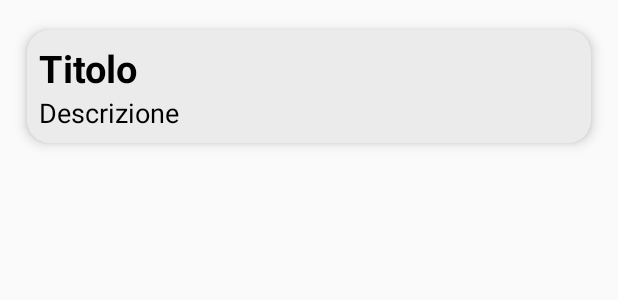
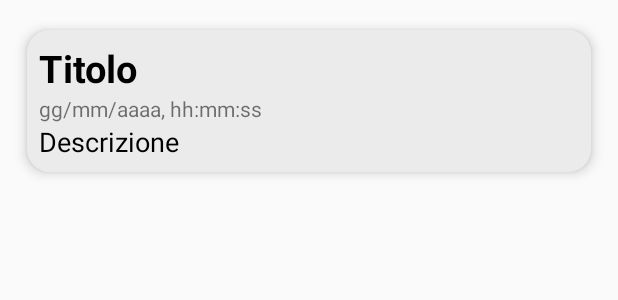
Before and after one commit to nico9779/ProgettoESP, an Android app: the layout note_item.xml on its own in the app's theme, with its tools: preview values and no code run, on a phone screen of 412 x 824 dp. Shown: the top 300 px of the screen. Run offline under Robolectric (Android 15) with nearby library versions, the phone set to English and light mode, and no system bars.

Commit message:
non funziona ancora ma ci siamo molto vicini
devo far funzionare il metodo onCreate()

```diff
--- a/app/src/main/java/it/gliandroidiani/progettoesp/AppDatabase.java
+++ b/app/src/main/java/it/gliandroidiani/progettoesp/AppDatabase.java
@@ -10,7 +10,7 @@ Questa classe descrive il database dell'applicazione.
 Implementa il design pattern singleton.
  */
 
-@Database(entities = {Alarm.class, Note.class}, version = 1)
+@Database(entities = {Alarm.class, Note.class}, version = 2)
 @TypeConverters(Converter.class)
 public abstract class AppDatabase extends android.arch.persistence.room.RoomDatabase {
 
--- a/app/src/main/res/layout/fragment_note.xml
+++ b/app/src/main/res/layout/fragment_note.xml
@@ -29,8 +29,8 @@
 
     <TextView
         android:id="@+id/starting_string_note"
-        android:layout_width="wrap_content"
-        android:layout_height="wrap_content"
+        android:layout_width="23dp"
+        android:layout_height="23dp"
         android:layout_centerInParent="true"
         android:gravity="center"
         android:padding="25dp"
--- a/app/src/main/res/layout/note_item.xml
+++ b/app/src/main/res/layout/note_item.xml
@@ -26,17 +26,26 @@
             android:textSize="25sp"
             android:textStyle="bold" />
 
+
         <TextView
             android:id="@+id/note_description_item"
             android:layout_width="wrap_content"
             android:layout_height="wrap_content"
-            android:layout_below="@id/note_title_item"
+            android:layout_below="@id/list_note_date"
             android:text="Descrizione"
             android:textAppearance="@style/TextAppearance.AppCompat.Medium"
             android:textColor="@color/nero"
             android:ellipsize="end"
             android:maxLines="1" />
 
+        <TextView
+            android:id="@+id/list_note_date"
+            android:layout_width="wrap_content"
+            android:layout_height="wrap_content"
+            android:layout_below="@id/note_title_item"
+            android:text="gg/mm/aaaa, hh:mm:ss"
+            android:textAppearance="?android:attr/textAppearanceSmall" />
+
     </RelativeLayout>
 
 </android.support.v7.widget.CardView>
```
Also changed, not shown: app/src/main/java/it/gliandroidiani/progettoesp/ActivityAddEditNote.java (+6 -2 lines), app/src/main/java/it/gliandroidiani/progettoesp/Note.java (+7 -6 lines), 1 other file.
